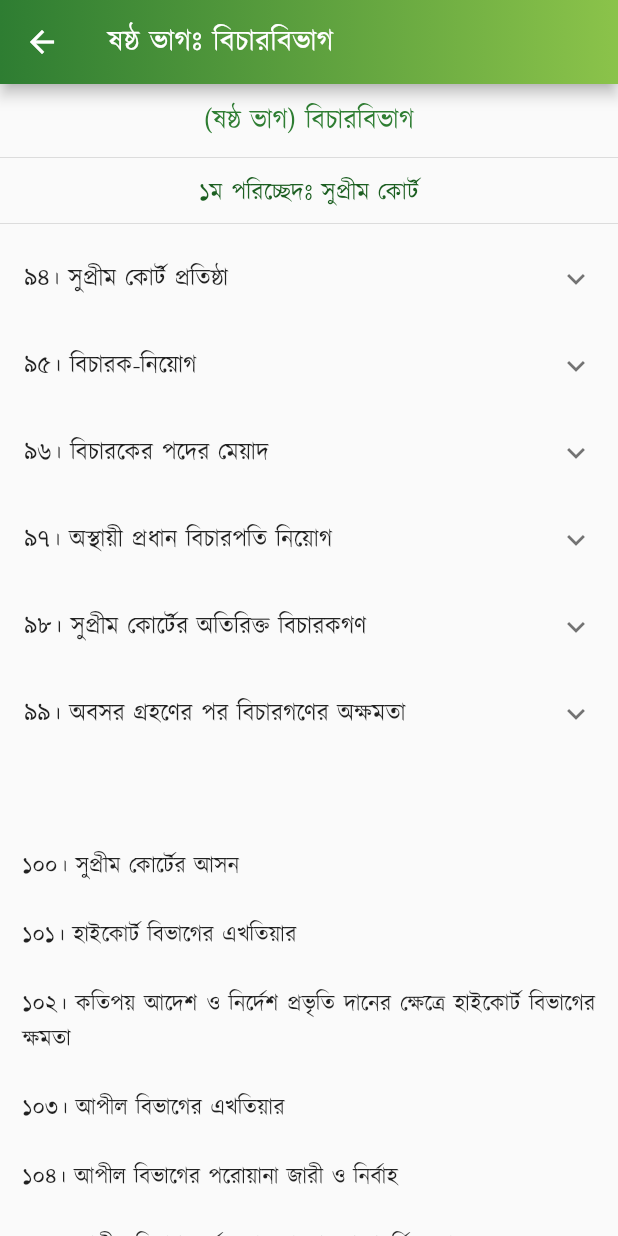
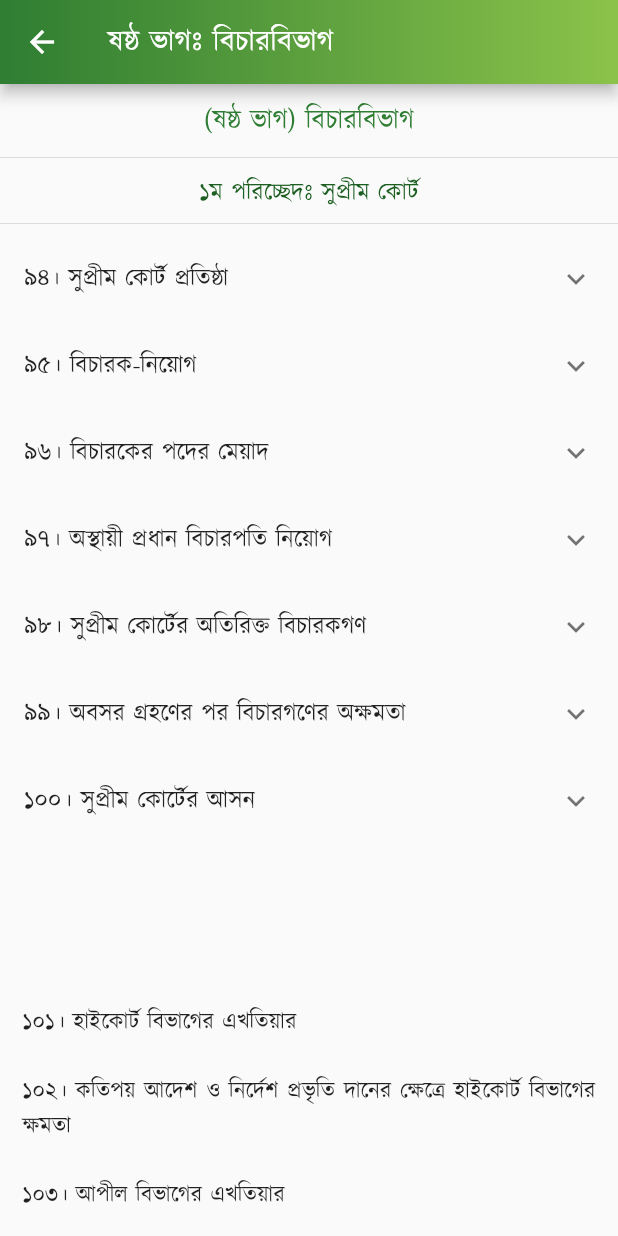
Before and after one commit to Azimul-Haque/flutter-onesignal, a Flutter app: the PartSix screen opened directly, on a phone screen of 412 x 824 dp. Run offline on Flutter 3.47's test engine with Material 2 defaults, Android fonts, the phone set to English and light mode, and no system bars; our stand-ins replace fluttertoast, package_info_plus, percent_indicator, shared_preferences, sqflite; missing offline and left inert: blinking_text, flutter_share, onesignal_flutter, slide_popup_dialog; accounts and stored records are empty; network calls fail.

Commit message:
Commit Fri 04/29/2022 13:48:47.16 29276

```diff
--- a/lib/pages/constitution/part6.dart
+++ b/lib/pages/constitution/part6.dart
@@ -142,7 +142,22 @@
               )),
               ListTile(
                   title: Text(
+                '(২) (১) দফায় যাহা কিছুই থাকুক না কেন, কোন ব্যক্তি হাইকোর্ট বিভাগের বিচারক পদে বহাল থাকিলে উক্ত পদ হইতে অবসর গ্রহণের পর তিনি আপীল বিভাগে ওকালতি বা কার্য করিতে পারিবেন।',
+                textAlign: TextAlign.justify,
+              )),
+            ],
+          ),
+          ExpansionTile(
+            title: Text('১০০। সুপ্রীম কোর্টের আসন'),
+            children: <Widget>[
+              ListTile(
+                  title: Text(
                 '৯৯। (১) কোন ব্যক্তি (এই সংবিধানের ৯৮ অনুচ্ছেদের বিধানাবলী-অনুসারে অতিরিক্ত বিচারকরুপে দায়িত্ব পালন ব্যতীত) বিচারকরুপে দায়িত্ব পালন করিয়া থাকিলে উক্ত পদ হইতে অবসর গ্রহণের বা অপসারিত হইবার পর তিনি কোন আদালত বা কোন কর্তৃপক্ষের নিকট ওকালতি বা কার্য করিবেন না এবং বিচার বিভাগীয় বা আধা-বিচার বিভাগীয় পদ ব্যতীত প্রজাতন্ত্রের কর্মে কোন লাভজনক পদে নিয়োগ লাভের যোগ্য হইবেন না।',
+                textAlign: TextAlign.justify,
+              )),
+              ListTile(
+                  title: Text(
+                '(২) (১) দফায় যাহা কিছুই থাকুক না কেন, কোন ব্যক্তি হাইকোর্ট বিভাগের বিচারক পদে বহাল থাকিলে উক্ত পদ হইতে অবসর গ্রহণের পর তিনি আপীল বিভাগে ওকালতি বা কার্য করিতে পারিবেন।',
                 textAlign: TextAlign.justify,
               )),
             ],
@@ -151,7 +166,7 @@
             padding: EdgeInsets.all(15),
             child: Column(children: <Widget>[
               Text(
-                "  \n\n১০০। সুপ্রীম কোর্টের আসন \n\n১০১। হাইকোর্ট বিভাগের এখতিয়ার \n\n১০২। কতিপয় আদেশ ও নির্দেশ প্রভৃতি দানের ক্ষেত্রে হাইকোর্ট বিভাগের ক্ষমতা \n\n১০৩। আপীল বিভাগের এখতিয়ার \n\n১০৪। আপীল বিভাগের পরোয়ানা জারী ও নির্বাহ \n\n১০৫। আপীল বিভাগ কর্তৃক রায় বা আদেশ পুনর্বিবেচনা \n\n১০৬। সুপ্রীম কোর্টের উপদেষ্টামূলক এখতিয়ার \n\n১০৭। সুপ্রীম কোর্টের বিধি-প্রণয়ন-ক্ষমতা \n\n১০৮। 'কোর্ট অব রেকর্ড' রূপে সুপ্রীম কোর্ট \n\n১০৯। আদালতসমূহের উপর তত্ত্বাবধান ও নিয়ন্ত্রণ \n\n১১০। অধস্তন আদালত হইতে হাইকোর্ট বিভাগে মামলা স্থানান্তর \n\n১১১। সুপ্রীম কোর্টের রায়ের বাধ্যতামূলক কার্যকরতা \n\n১১২। সুপ্রীম কোর্টের সহায়তা \n\n১১৩। সুপ্রীম কোর্টের কর্মচারীগণ \n\n\n২য় পরিচ্ছেদঃ অধস্তন আদালত \n\n১১৪। অধস্তন আদালত-সমূহ প্রতিষ্ঠা \n\n১১৫। অধস্তন আদালতে নিয়োগ \n\n১১৬। অধস্তন আদালতসমূহের নিয়ন্ত্রণ ও শৃঙ্খলা \n\n১১৬ক। বিচারবিভাগীয় কর্মচারীগণ বিচারকার্য পালনের ক্ষেত্রে স্বাধীন \n\n\n৩য় পরিচ্ছেদঃ প্রশাসনিক ট্রাইব্যুনাল \n\n১১৭। প্রশাসনিক ট্রাইব্যুনালসমূহ \n\n\nষষ্ঠ ক ভাগ-জাতীয়দল [সংবিধান (পঞ্চদশ সংশোধন) আইন, ২০১১ (২০১১ সনের ১৪ নং আইন)-এর ৪১ ধারাবলে বিলুপ্ত।]",
+                "  \n\n \n\n১০১। হাইকোর্ট বিভাগের এখতিয়ার \n\n১০২। কতিপয় আদেশ ও নির্দেশ প্রভৃতি দানের ক্ষেত্রে হাইকোর্ট বিভাগের ক্ষমতা \n\n১০৩। আপীল বিভাগের এখতিয়ার \n\n১০৪। আপীল বিভাগের পরোয়ানা জারী ও নির্বাহ \n\n১০৫। আপীল বিভাগ কর্তৃক রায় বা আদেশ পুনর্বিবেচনা \n\n১০৬। সুপ্রীম কোর্টের উপদেষ্টামূলক এখতিয়ার \n\n১০৭। সুপ্রীম কোর্টের বিধি-প্রণয়ন-ক্ষমতা \n\n১০৮। 'কোর্ট অব রেকর্ড' রূপে সুপ্রীম কোর্ট \n\n১০৯। আদালতসমূহের উপর তত্ত্বাবধান ও নিয়ন্ত্রণ \n\n১১০। অধস্তন আদালত হইতে হাইকোর্ট বিভাগে মামলা স্থানান্তর \n\n১১১। সুপ্রীম কোর্টের রায়ের বাধ্যতামূলক কার্যকরতা \n\n১১২। সুপ্রীম কোর্টের সহায়তা \n\n১১৩। সুপ্রীম কোর্টের কর্মচারীগণ \n\n\n২য় পরিচ্ছেদঃ অধস্তন আদালত \n\n১১৪। অধস্তন আদালত-সমূহ প্রতিষ্ঠা \n\n১১৫। অধস্তন আদালতে নিয়োগ \n\n১১৬। অধস্তন আদালতসমূহের নিয়ন্ত্রণ ও শৃঙ্খলা \n\n১১৬ক। বিচারবিভাগীয় কর্মচারীগণ বিচারকার্য পালনের ক্ষেত্রে স্বাধীন \n\n\n৩য় পরিচ্ছেদঃ প্রশাসনিক ট্রাইব্যুনাল \n\n১১৭। প্রশাসনিক ট্রাইব্যুনালসমূহ \n\n\nষষ্ঠ ক ভাগ-জাতীয়দল [সংবিধান (পঞ্চদশ সংশোধন) আইন, ২০১১ (২০১১ সনের ১৪ নং আইন)-এর ৪১ ধারাবলে বিলুপ্ত।]",
                 style:
                     TextStyle(color: Colors.black87, fontSize: 15, height: 1.5),
                 textAlign: TextAlign.justify,
```
